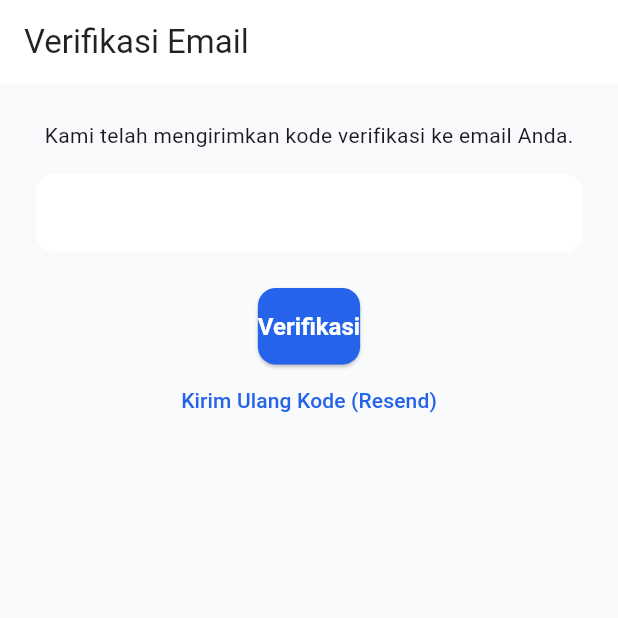
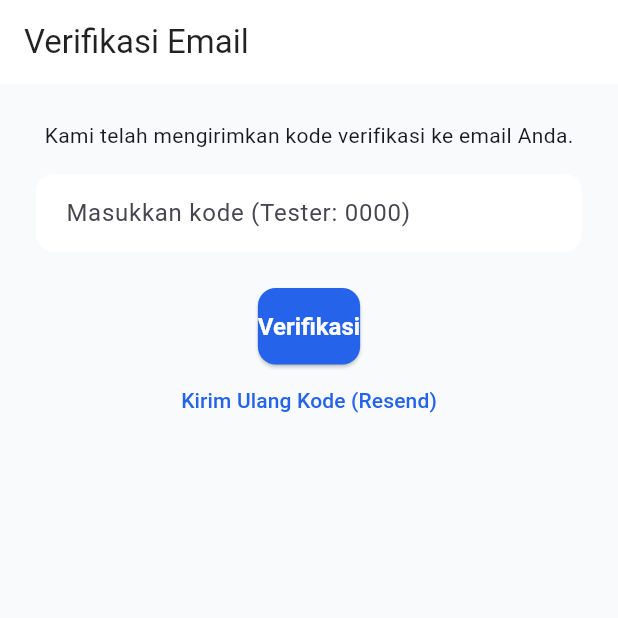
Before and after one commit to someyaka555/StockFlow, a Flutter app: the VerifyPage screen opened directly, on a phone screen of 412 x 824 dp, the top half of it. Run offline on Flutter 3.47's test engine with Material 3 defaults, Android fonts, the phone set to English and light mode, and no system bars; our stand-ins replace dio, shared_preferences; accounts and stored records are empty.

Commit message:
Add files via upload

```diff
--- a/mobile/lib/ui/auth/verify_page.dart
+++ b/mobile/lib/ui/auth/verify_page.dart
@@ -1,6 +1,5 @@
 import 'package:flutter/material.dart';
 import 'package:provider/provider.dart';
-import '../../core/constants.dart';
 import '../../providers/auth_provider.dart';
 
 class VerifyPage extends StatefulWidget {
@@ -25,14 +24,12 @@ class _VerifyPageState extends State<VerifyPage> {
             TextField(
               controller: _code,
               keyboardType: TextInputType.number,
-              decoration: InputDecoration(
-                hintText: 'Masukkan kode (Tester: ${AppConstants.mockOtpCode})'
-              )
+              decoration: const InputDecoration(hintText: 'Masukkan kode (Tester: 0000)')
             ),
             const SizedBox(height: 24),
             ElevatedButton(
               onPressed: () {
-                if (_code.text == AppConstants.mockOtpCode) {
+                if (_code.text == '0000') {
                   context.read<AuthProvider>().verifySuccess();
                 } else {
                   ScaffoldMessenger.of(context).showSnackBar(const SnackBar(content: Text('Kode salah')));
@@ -42,9 +39,7 @@ class _VerifyPageState extends State<VerifyPage> {
             ),
             TextButton(
               onPressed: () {
-                ScaffoldMessenger.of(context).showSnackBar(
-                  SnackBar(content: Text('Kode baru telah dikirim (Tester: ${AppConstants.mockOtpCode})'))
-                );
+                ScaffoldMessenger.of(context).showSnackBar(const SnackBar(content: Text('Kode baru telah dikirim (Tester: 0000)')));
               },
               child: const Text('Kirim Ulang Kode (Resend)'),
             )
```
